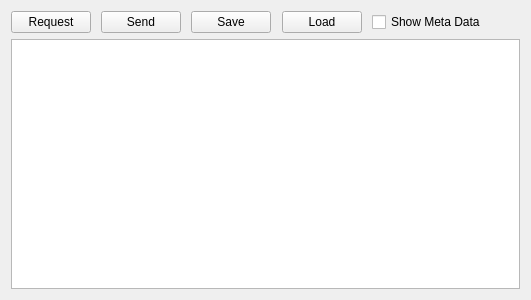
openpilot/OpenPilot, file ground/src/plugins/uavobjectbrowser/uavobjectbrowser.ui: the form before one commit.
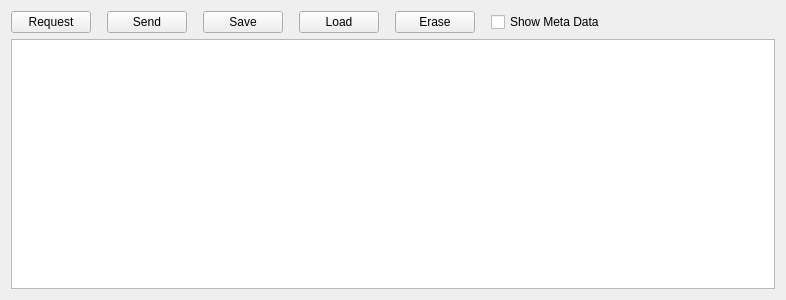
The form after the commit.

Commit message: GCS/ObjectBrowser Added erase button and modified load and save buttons to act on only the currently selected object

```diff
--- a/ground/src/plugins/uavobjectbrowser/uavobjectbrowser.ui
+++ b/ground/src/plugins/uavobjectbrowser/uavobjectbrowser.ui
@@ -6,7 +6,7 @@
    <rect>
     <x>0</x>
     <y>0</y>
-    <width>531</width>
+    <width>786</width>
     <height>300</height>
    </rect>
   </property>
@@ -120,6 +120,32 @@
        </property>
       </spacer>
      </item>
+     <item>
+      <widget class="QPushButton" name="eraseSDButton">
+       <property name="toolTip">
+        <string>Erase from SD card</string>
+       </property>
+       <property name="text">
+        <string>Erase</string>
+       </property>
+      </widget>
+     </item>
+     <item>
+      <spacer name="horizontalSpacer_6">
+       <property name="orientation">
+        <enum>Qt::Horizontal</enum>
+       </property>
+       <property name="sizeType">
+        <enum>QSizePolicy::Preferred</enum>
+       </property>
+       <property name="sizeHint" stdset="0">
+        <size>
+         <width>10</width>
+         <height>20</height>
+        </size>
+       </property>
+      </spacer>
+     </item>
      <item>
       <widget class="QCheckBox" name="metaCheckBox">
        <property name="toolTip">
```
The commit also changes 5 other files.
